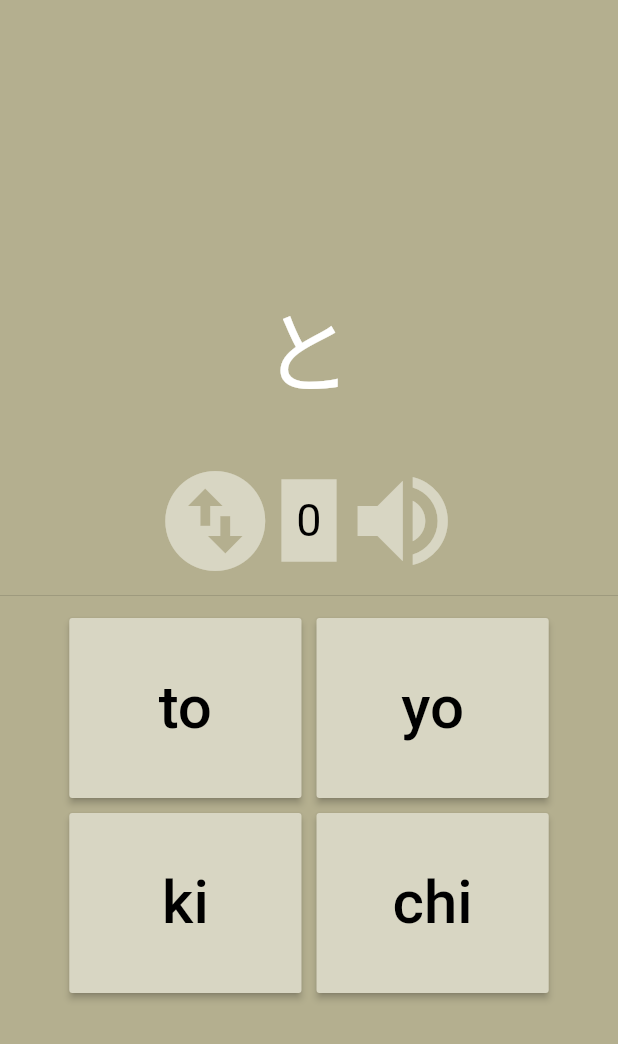
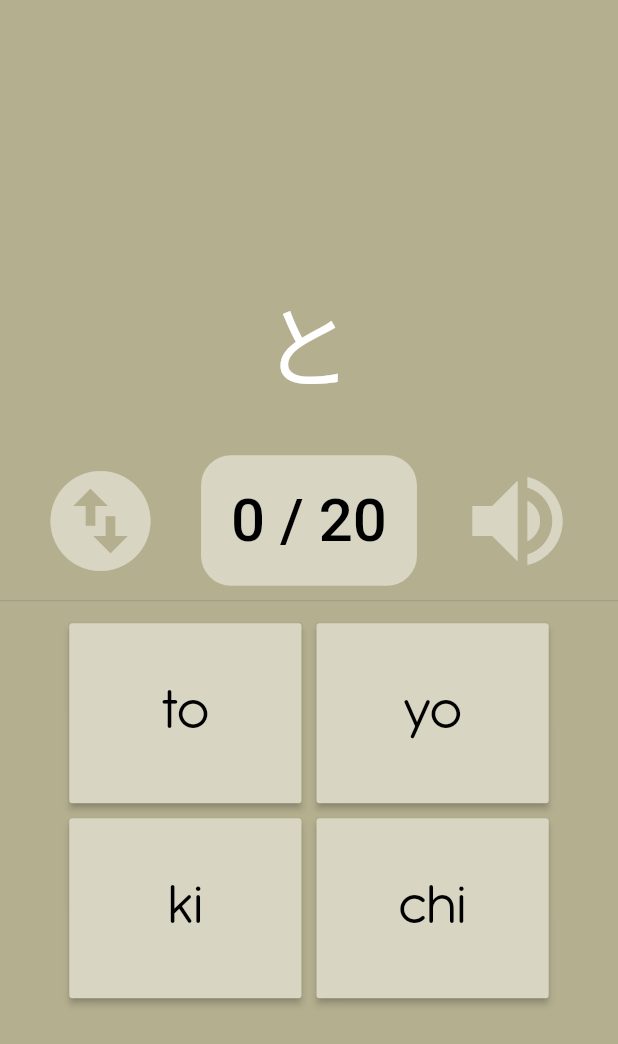
Before and after one commit to jamiesime/japanese_quiz, a Flutter app: the screen it shows after launch, after a tap on "Hiragana", on a phone screen of 412 x 824 dp. Shown: the top 1044 px of the screen. Run offline on Flutter 3.47's test engine with Material 2 defaults, Android fonts, the light colour scheme and no system bars; our stand-ins replace audioplayers.

Commit message:
styling, quiz counter and limit set up

```diff
--- a/lib/app_data.dart
+++ b/lib/app_data.dart
@@ -21,7 +21,11 @@ class AppData with ChangeNotifier {
 
   bool awaitingInput = true;
   bool muted = false;
-  int get maxStreak => _maxStreak;
+  int _currentQIndex = 0;
+  int _maxQIndex = 20;
+  int get currentQIndex => _currentQIndex;
+  int get maxQIndex => _maxQIndex;
+
   List<Character> get hiragana => _hiragana;
   List<Character> get katakana => _katakana;
 
@@ -102,14 +106,14 @@ class AppData with ChangeNotifier {
         if(!muted) audioCache.play('correct.mp3', volume: 0.1);
         _currentStreak++;
         _currentQuestion = _guessChara
-            ? Character('✔', _currentQuestion.sound)
-            : Character(_currentQuestion.chara, '✔');
+            ? Character('correct', _currentQuestion.sound)
+            : Character(_currentQuestion.chara, 'correct');
       } else {
+        if(!muted) audioCache.play('wrong.mp3', volume: 0.1);
         _currentStreak = 0;
         _currentQuestion = _guessChara
-            ? Character('X', _currentQuestion.sound)
-            : Character(_currentQuestion.chara, 'X');
-        _currentQuestion = Character('X', 'X');
+            ? Character('wrong', _currentQuestion.sound)
+            : Character(_currentQuestion.chara, 'wrong');
       }
       notifyListeners();
       nextQuestion();
@@ -118,9 +122,12 @@ class AppData with ChangeNotifier {
 
   void nextQuestion() {
     Future.delayed(Duration(milliseconds: 800), () {
-      getNextQuestion();
-      getNewAnswers(4);
-      notifyListeners();
+      if(_currentQIndex < maxQIndex){
+        _currentQIndex++;
+        getNextQuestion();
+        getNewAnswers(4);
+        notifyListeners();
+      }
       awaitingInput = true;
     });
   }
--- a/lib/quiz_screen.dart
+++ b/lib/quiz_screen.dart
@@ -19,10 +19,10 @@ class QuizScreen extends StatelessWidget {
           children: <Widget>[
             QuestionDisplay(),
             Row(
-              mainAxisAlignment: MainAxisAlignment.center,
+              mainAxisAlignment: MainAxisAlignment.spaceEvenly,
               children: <Widget>[
                 SwapCharasButton(),
-                StreakCounter(),
+                QuestionCounter(),
                 MuteButton(),
               ],
             ),
@@ -159,19 +159,22 @@ class _SwapCharasButtonState extends State<SwapCharasButton>
   }
 }
 
-class StreakCounter extends StatelessWidget {
+class QuestionCounter extends StatelessWidget {
   @override
   Widget build(BuildContext context) {
+    AppData data = Provider.of<AppData>(context);
+    final c = data.currentQIndex;
+    final m = data.maxQIndex;
     return Container(
-      padding: EdgeInsets.all(10),
-      color: Theme.of(context).primaryColor,
-      child: Consumer<AppData>(
-        builder: (_, data, __) => (Text(
-          data.getCurrentStreak().toString(),
-          style: Theme.of(context).textTheme.body1,
-        )),
-      ),
-    );
+        decoration: BoxDecoration(
+          borderRadius: BorderRadius.circular(20),
+          color: Theme.of(context).primaryColor,
+        ),
+        padding: EdgeInsets.all(20),
+        child: Text(
+          "$c / $m",
+          style: Theme.of(context).textTheme.body2,
+        ));
   }
 }
 
--- a/lib/theme_data.dart
+++ b/lib/theme_data.dart
@@ -9,21 +9,26 @@ var lightTheme = ThemeData(
   textTheme: TextTheme(
     headline: TextStyle(
       fontSize: 60,
-      fontFamily: 'Roboto',
+      fontFamily: 'Antipasto',
       color: Colors.white,
     ),
     title: TextStyle(
       fontSize: 40,
-      fontFamily: 'Roboto',
+      fontFamily: 'Antipasto',
       color: Colors.black,
     ),
     display1: TextStyle(
-      fontSize: 50,
-      fontFamily: 'Roboto',
+      fontSize: 60,
+      fontFamily: 'Antipasto',
       color: Colors.white,
     ),
     body1: TextStyle(
       fontSize: 30,
+      fontFamily: 'Antipasto',
+      color: Colors.black,
+    ),
+    body2: TextStyle(
+      fontSize: 40,
       fontFamily: 'Roboto',
       color: Colors.black,
     ),
--- a/pubspec.yaml
+++ b/pubspec.yaml
@@ -43,6 +43,10 @@ flutter:
   # the material Icons class.
   uses-material-design: true
 
+  fonts:
+    - family: Antipasto
+      fonts:
+        - asset: assets/fonts/Antipasto.ttf
   # To add assets to your application, add an assets section, like this:
   # assets:
   #  - images/a_dot_burr.jpeg
@@ -50,6 +54,7 @@ flutter:
   assets:
       - images/bg.png
       - assets/sound/
+      - assets/fonts/
   # An image asset can refer to one or more resolution-specific "variants", see
   # https://flutter.dev/assets-and-images/#resolution-aware.
 
```
Also changed, not shown: assets/fonts/Antipasto.ttf (added), 2 other files.
